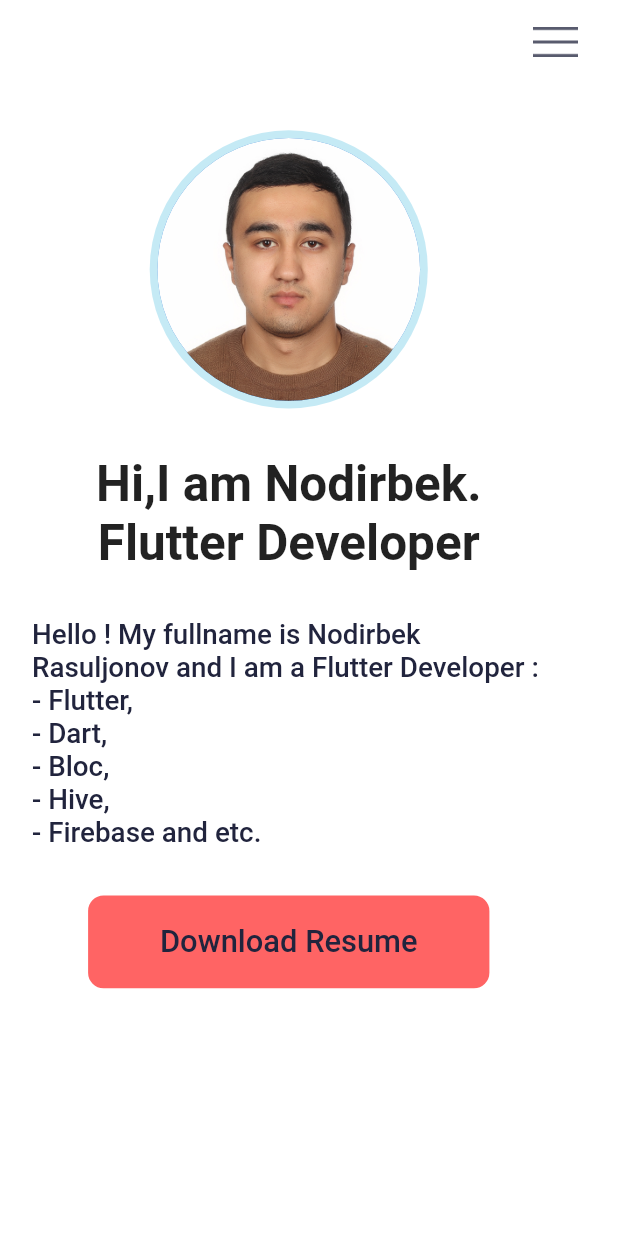
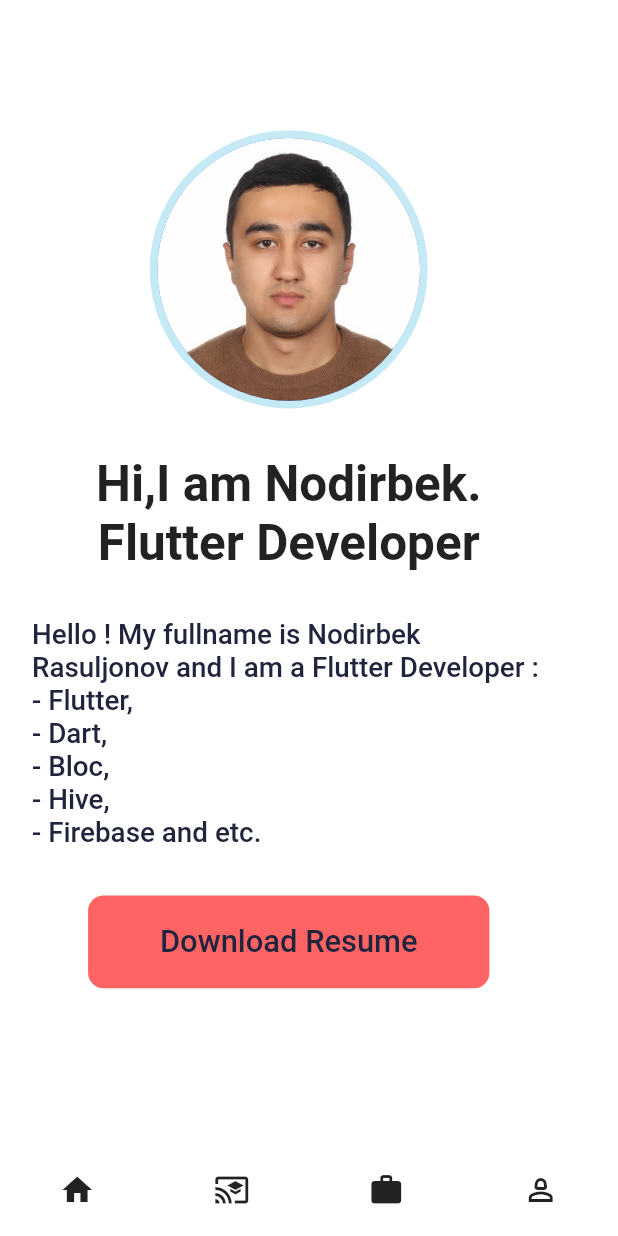
Before and after one commit to NodirbekRasuljonov/myapp, a Flutter app: the screen it shows after launch, after a tap on "Download Resume", on a phone screen of 412 x 824 dp. Run offline on Flutter 3.47's test engine with Material 2 defaults, Android fonts, the phone set to English and light mode, and no system bars; our stand-ins replace bloc, flutter_bloc, flutter_screenutil, permission_handler; missing offline and left inert: flutter_downloader.

Commit message:
some ui changes

```diff
--- a/lib/main.dart
+++ b/lib/main.dart
@@ -2,12 +2,21 @@ import 'package:flutter/material.dart';
 import 'package:flutter_downloader/flutter_downloader.dart';
 import 'package:flutter_screenutil/flutter_screenutil.dart';
 import 'package:myapp/core/routes/app_routes.dart';
+import 'package:myapp/pages/contact_view/cubit/contact_cubit.dart';
+import 'package:flutter_bloc/flutter_bloc.dart';
 
 void main() async {
   WidgetsFlutterBinding.ensureInitialized();
   await FlutterDownloader.initialize(debug: true, ignoreSsl: true);
 
-  runApp(const MyApp());
+  runApp(MultiBlocProvider(
+    providers: [
+      BlocProvider(
+        create: (context) => ContactCubit(),
+      )
+    ],
+    child: MyApp(),
+  ));
 }
 
 class MyApp extends StatelessWidget {
--- /dev/null
+++ b/lib/pages/contact_view/cubit/contact_cubit.dart
@@ -0,0 +1,6 @@
+import 'package:bloc/bloc.dart';
+import 'package:myapp/pages/contact_view/state/contact_state.dart';
+
+class ContactCubit extends Cubit<ContactState> {
+  ContactCubit() : super(ContactInitialState());
+}
--- a/lib/pages/home_view/view/home_view.dart
+++ b/lib/pages/home_view/view/home_view.dart
@@ -1,3 +1,4 @@
+import 'dart:io';
 import 'dart:isolate';
 import 'dart:ui';
 
@@ -19,51 +20,14 @@ class _HomeViewState extends State<HomeView> {
   final GlobalKey<ScaffoldState> _scaffoldKey = new GlobalKey<ScaffoldState>();
   Permission permission = Permission.storage;
 
-  ReceivePort receivePort = ReceivePort();
-  int progressvalue = 0;
-  @override
-  void initState() {
-    IsolateNameServer.registerPortWithName(
-        receivePort.sendPort, "donwloading file");
-    receivePort.listen((message) {
-      setState(() {
-        progressvalue = message;
-      });
-    });
-    FlutterDownloader.registerCallback(downloadCallBack);
-    // TODO: implement initState
-    super.initState();
-  }
-
-  static downloadCallBack(id, status, progress) {
-    SendPort? sendPort = IsolateNameServer.lookupPortByName("downloading");
-    sendPort!.send(progress);
-  }
-
   @override
   Widget build(BuildContext context) {
     return Scaffold(
         backgroundColor: ColorConst.kWhiteColor,
         key: _scaffoldKey,
-      drawer: Container(
-        height: 800,
-        color: Colors.amber,
-        width: 300.h,
-        alignment: Alignment.center,
-        child: const Text("Salom"),
-      ),
         appBar: AppBar(
+          elevation: 0.0,
           backgroundColor: ColorConst.kTransparentColor,
-        leading: Container(),
-        elevation: 0.0,
-        actions: [
-          GestureDetector(
-            onTap: () {
-              _scaffoldKey.currentState?.openDrawer();
-            },
-            child: Image.asset("assets/images/menu.png"),
-          )
-        ],
         ),
         body: Container(
           height: 800,
@@ -83,6 +47,33 @@ class _HomeViewState extends State<HomeView> {
               space(),
               downloadButton(),
             ],
+          ),
+        ),
+        bottomNavigationBar: Container(
+          height: 60.h,
+          child: Row(
+            children: [
+              buttons(child: Icon(Icons.home), index: 1),
+              buttons(child: Icon(Icons.cast_for_education), index: 2),
+              buttons(child: Icon(Icons.work), index: 3),
+              buttons(child: Icon(Icons.person_2_outlined), index: 4)
+            ],
+          ),
+        ));
+  }
+
+  Expanded buttons({required Widget child, required int index}) {
+    return Expanded(
+      child: InkWell(
+        splashColor: Colors.red,
+        onTap: () {
+
+          debugPrint(index.toString());
+        },
+        child: SizedBox(
+          height: 100,
+          width: 100,
+          child: child,
         ),
       ),
     );
@@ -153,14 +144,6 @@ class _HomeViewState extends State<HomeView> {
       ),
       onPressed: () async {
         debugPrint("start");
-        final directory = await getApplicationDocumentsDirectory();
-        final taskId = await FlutterDownloader.enqueue(
-          url: 'assets/pdf/NodirbekRasuljonov.pdf',
-          savedDir: directory.path,
-          fileName: 'NodirbekRasuljonov.pdf',
-          showNotification: true,
-          openFileFromNotification: true,
-        );
         debugPrint("finish");
       },
       child: Text(
@@ -174,3 +157,8 @@ class _HomeViewState extends State<HomeView> {
     );
   }
 }
+
+Future downloadFile(String url, String name) async {
+  final appStorage = await getApplicationDocumentsDirectory();
+  final file = File("${appStorage.path}/$name");
+}
--- a/pubspec.yaml
+++ b/pubspec.yaml
@@ -39,6 +39,8 @@ dependencies:
   flutter_downloader: ^1.10.2
   path_provider: ^2.0.15
   permission_handler: ^10.2.0
+  bloc: ^8.1.1
+  flutter_bloc: ^8.1.2
 
 dev_dependencies:
   flutter_test:
```
Also changed, not shown: lib/pages/contact_view/state/contact_state.dart (added, +23 -0 lines), lib/pages/contact_view/view/contact_page.dart (added, +14 -0 lines), pubspec.lock. Lines whose indentation alone changed are shown as unchanged.
